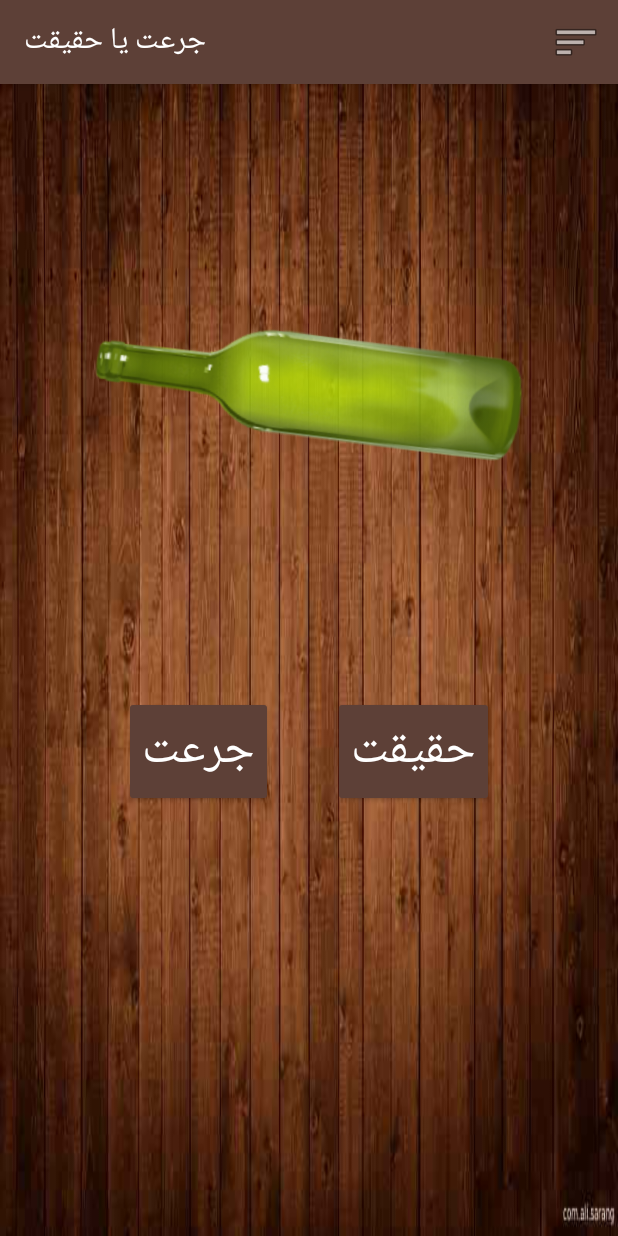
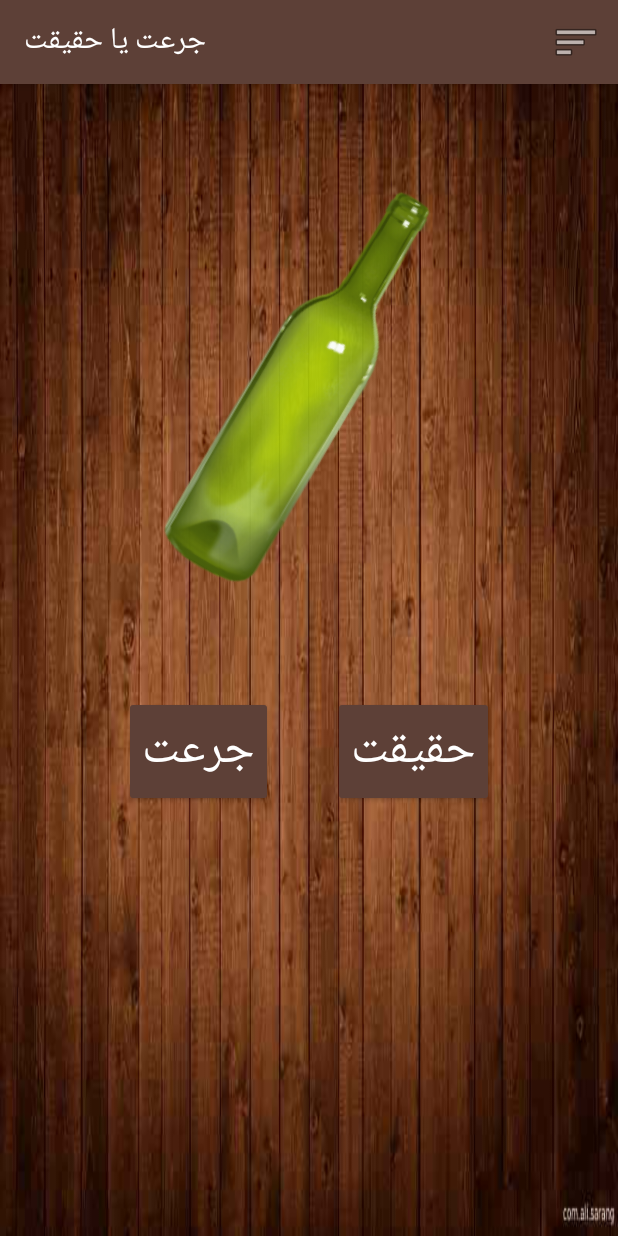
Before and after one commit to ali-saranj/boter, an Android app: the screen it shows after launch (MainActivity), after a tap on "TODO", on a phone screen of 412 x 824 dp. Run offline under Robolectric (Android 15) with nearby library versions, the phone set to English and light mode, and no system bars.

Commit message:
ضافه کردن درباره ما

```diff
--- a/app/build.gradle
+++ b/app/build.gradle
@@ -44,4 +44,5 @@ dependencies {
     testImplementation 'junit:junit:4.+'
     androidTestImplementation 'androidx.test.ext:junit:1.1.2'
     androidTestImplementation 'androidx.test.espresso:espresso-core:3.3.0'
+    implementation 'de.hdodenhof:circleimageview:3.1.0'
 }
--- a/app/src/main/java/com/example/bottle/MainActivity.java
+++ b/app/src/main/java/com/example/bottle/MainActivity.java
@@ -49,14 +49,15 @@ public class MainActivity extends AppCompatActivity {
         inflater = getLayoutInflater();
 
         Intent intent = getIntent();
+
         imageView.setImageResource(intent.getIntExtra("imgD",R.drawable.bottle));
 
         imageView.setOnClickListener(new View.OnClickListener() {
             @Override
             public void onClick(View v) {
 
-                int rotation = random.nextInt(80) + 40;
-                imageView.animate().rotation(15 * rotation + imageView.getRotation()).setDuration(20 * rotation);
+                int rotation = random.nextInt(40) + 10;
+                imageView.animate().rotation((45 * intent.getIntExtra("tedad",1)) * rotation + imageView.getRotation()).setDuration(2*(30 * rotation)*intent.getIntExtra("tedad",1));
                 layout.setVisibility(View.VISIBLE);
 
             }
@@ -93,7 +94,7 @@ public class MainActivity extends AppCompatActivity {
                 finish();
                 break;
             case R.id.darbare:
-                Toast.makeText(this, "هنوض فعال نیست", Toast.LENGTH_SHORT).show();
+                startActivity(new Intent(MainActivity.this,Darbarema.class));
                 break;
             case R.id.amti:
                 Toast.makeText(this, "هنوض فعال نیست", Toast.LENGTH_SHORT).show();
--- a/app/src/main/res/values/themes.xml
+++ b/app/src/main/res/values/themes.xml
@@ -8,7 +8,7 @@
         <item name="colorPrimaryVariant">#321911</item>
         <item name="colorOnPrimary">#FBF9F8</item>
         <item name="colorButtonNormal">#5d4037</item>
-        <item name="android:windowBackground">#5d4037</item>
+        <item name="android:windowBackground">#FBF9F8</item>
         <item name="android:itemBackground">#5d4037</item>
         <!-- Secondary brand color. -->
         <item name="colorSecondary">@color/teal_200</item>
```
Also changed, not shown: app/src/main/AndroidManifest.xml (+5 -3 lines), app/src/main/java/com/example/bottle/Darbarema.java (added, +13 -0 lines), app/src/main/res/layout/activity_darbarema.xml (added, +31 -0 lines).
